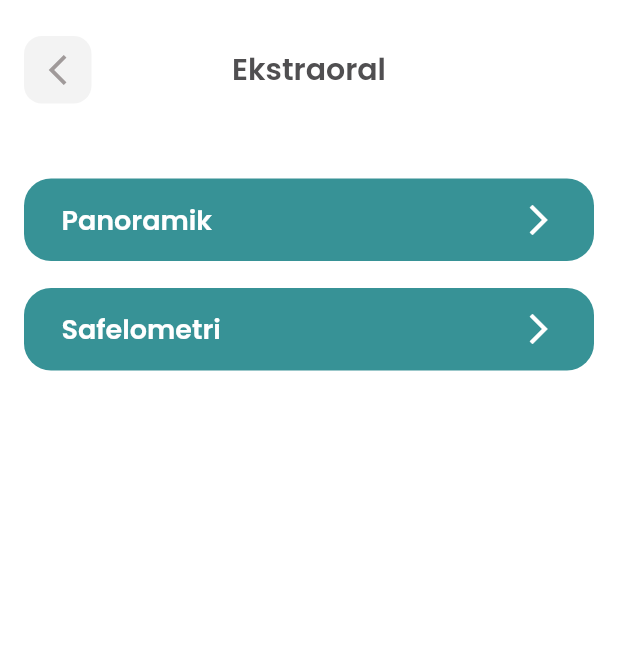
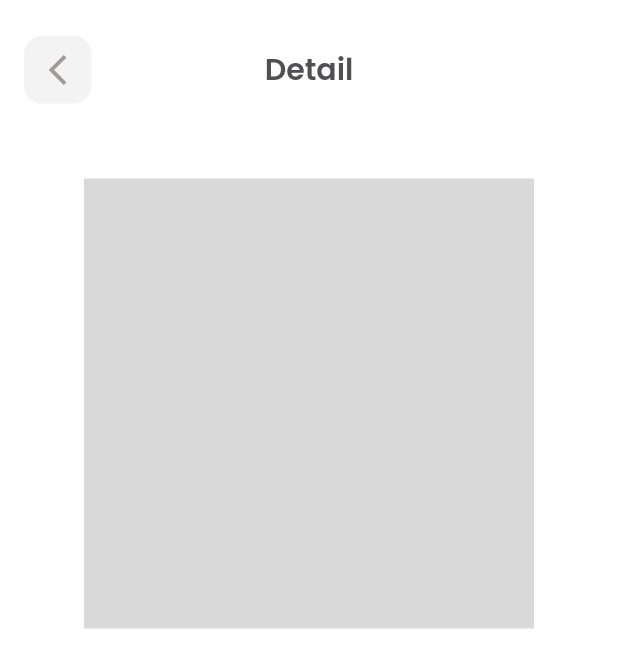
Before and after one commit to IndarMuis/dentalk-anatomy, a Flutter app: the EkstraoralView screen opened by its route, after a tap on "Panoramik", on a phone screen of 412 x 824 dp. Shown: the top 668 px of the screen. Run offline on Flutter 3.47's test engine with Material 2 defaults, Android fonts, the phone set to English and light mode, and no system bars; our stand-ins replace get, google_fonts, introduction_screen.

Commit message:
new: halaman detail

```diff
--- /dev/null
+++ b/lib/app/modules/detail/bindings/detail_binding.dart
@@ -0,0 +1,12 @@
+import 'package:get/get.dart';
+
+import '../controllers/detail_controller.dart';
+
+class DetailBinding extends Bindings {
+  @override
+  void dependencies() {
+    Get.lazyPut<DetailController>(
+      () => DetailController(),
+    );
+  }
+}
--- /dev/null
+++ b/lib/app/modules/detail/views/detail_view.dart
@@ -0,0 +1,48 @@
+import 'package:dentalk_anatomy/app/modules/shared/constant.dart';
+import 'package:flutter/material.dart';
+
+import 'package:get/get.dart';
+
+import '../../shared/custom_header.dart';
+import '../controllers/detail_controller.dart';
+
+class DetailView extends GetView<DetailController> {
+  @override
+  Widget build(BuildContext context) {
+    return SafeArea(
+      child: Scaffold(
+        backgroundColor: Constant.whiteColor,
+        body: Container(
+          padding: EdgeInsets.symmetric(
+            horizontal: Constant.horizontalPadding,
+            vertical: Constant.verticalPadding,
+          ),
+          child: Column(
+            children: [
+              /// Header
+              CustomHeader(
+                title: "Detail",
+              ),
+              SizedBox(
+                height: 50,
+              ),
+              Expanded(
+                child: Column(
+                  children: [
+                    Container(
+                      height: 300,
+                      width: 300,
+                      decoration: BoxDecoration(
+                        color: Constant.grayColor,
+                      ),
+                    ),
+                  ],
+                ),
+              ),
+            ],
+          ),
+        ),
+      ),
+    );
+  }
+}
--- a/lib/app/modules/ekstraoral/views/ekstraoral_view.dart
+++ b/lib/app/modules/ekstraoral/views/ekstraoral_view.dart
@@ -1,5 +1,6 @@
 import 'package:dentalk_anatomy/app/modules/shared/constant.dart';
 import 'package:dentalk_anatomy/app/modules/shared/custom_header.dart';
+import 'package:dentalk_anatomy/app/routes/app_pages.dart';
 import 'package:flutter/material.dart';
 
 import 'package:get/get.dart';
@@ -30,7 +31,7 @@ class EkstraoralView extends GetView<EkstraoralController> {
                 child: Column(
                   children: [
                     GestureDetector(
-                      onTap: () {},
+                      onTap: () => Get.toNamed(Routes.DETAIL),
                       child: Container(
                         height: 55,
                         margin: EdgeInsets.only(bottom: 18),
--- a/lib/app/modules/intraoral/views/intraoral_view.dart
+++ b/lib/app/modules/intraoral/views/intraoral_view.dart
@@ -9,7 +9,8 @@ import '../controllers/intraoral_controller.dart';
 class IntraoralView extends GetView<IntraoralController> {
   @override
   Widget build(BuildContext context) {
-    return Scaffold(
+    return SafeArea(
+      child: Scaffold(
         backgroundColor: Constant.whiteColor,
         body: Container(
           padding: EdgeInsets.symmetric(
@@ -137,6 +138,7 @@ class IntraoralView extends GetView<IntraoralController> {
             ],
           ),
         ),
+      ),
     );
   }
 }
--- a/lib/app/routes/app_pages.dart
+++ b/lib/app/routes/app_pages.dart
@@ -1,5 +1,7 @@
 import 'package:get/get.dart';
 
+import 'package:dentalk_anatomy/app/modules/detail/bindings/detail_binding.dart';
+import 'package:dentalk_anatomy/app/modules/detail/views/detail_view.dart';
 import 'package:dentalk_anatomy/app/modules/ekstraoral/bindings/ekstraoral_binding.dart';
 import 'package:dentalk_anatomy/app/modules/ekstraoral/views/ekstraoral_view.dart';
 import 'package:dentalk_anatomy/app/modules/home/bindings/home_binding.dart';
@@ -44,5 +46,10 @@ class AppPages {
       page: () => SplashScreenView(),
       binding: SplashScreenBinding(),
     ),
+    GetPage(
+      name: _Paths.DETAIL,
+      page: () => DetailView(),
+      binding: DetailBinding(),
+    ),
   ];
 }
--- a/lib/app/routes/app_routes.dart
+++ b/lib/app/routes/app_routes.dart
@@ -9,6 +9,7 @@ abstract class Routes {
   static const EKSTRAORAL = _Paths.EKSTRAORAL;
   static const INTRAORAL = _Paths.INTRAORAL;
   static const SPLASH_SCREEN = _Paths.SPLASH_SCREEN;
+  static const DETAIL = _Paths.DETAIL;
 }
 
 abstract class _Paths {
@@ -17,4 +18,5 @@ abstract class _Paths {
   static const EKSTRAORAL = '/ekstraoral';
   static const INTRAORAL = '/intraoral';
   static const SPLASH_SCREEN = '/splash-screen';
+  static const DETAIL = '/detail';
 }
```
Also changed, not shown: lib/app/modules/detail/controllers/detail_controller.dart (added, +20 -0 lines). Lines whose indentation alone changed are shown as unchanged.
